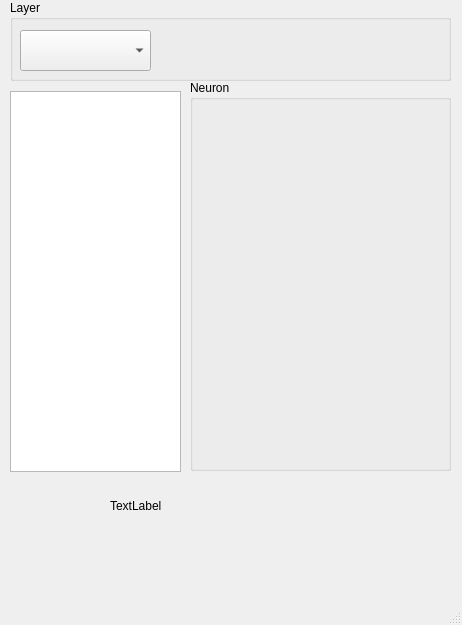
Before: the Qt Designer form ui/NNViewer/nnviewer.ui in jcma86/DeepLearning_Tools, drawn with Qt 5.
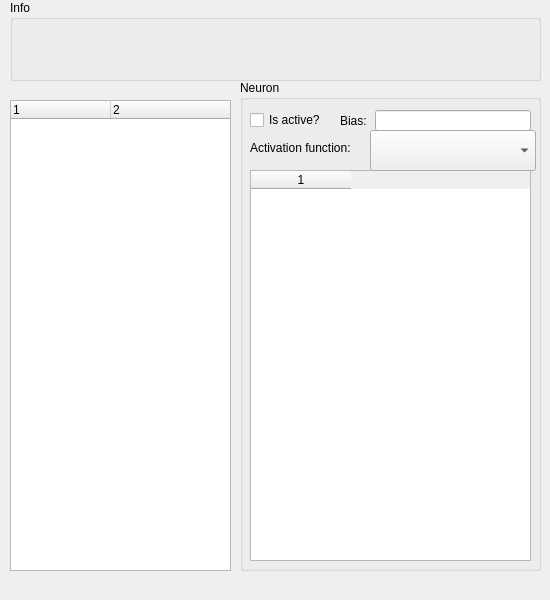
After: the same form once the commit is applied.

```diff
--- a/ui/NNViewer/nnviewer.ui
+++ b/ui/NNViewer/nnviewer.ui
@@ -6,72 +6,168 @@
    <rect>
     <x>0</x>
     <y>0</y>
-    <width>462</width>
-    <height>625</height>
+    <width>550</width>
+    <height>600</height>
    </rect>
   </property>
+  <property name="sizePolicy">
+   <sizepolicy hsizetype="Fixed" vsizetype="Fixed">
+    <horstretch>0</horstretch>
+    <verstretch>0</verstretch>
+   </sizepolicy>
+  </property>
+  <property name="minimumSize">
+   <size>
+    <width>550</width>
+    <height>600</height>
+   </size>
+  </property>
+  <property name="maximumSize">
+   <size>
+    <width>550</width>
+    <height>600</height>
+   </size>
+  </property>
   <property name="windowTitle">
    <string>NNViewer</string>
   </property>
   <widget class="QWidget" name="centralwidget">
-   <widget class="QGroupBox" name="groupBox">
+   <property name="sizePolicy">
+    <sizepolicy hsizetype="Fixed" vsizetype="Fixed">
+     <horstretch>0</horstretch>
+     <verstretch>0</verstretch>
+    </sizepolicy>
+   </property>
+   <widget class="QGroupBox" name="groupNeuron">
     <property name="geometry">
      <rect>
-      <x>190</x>
+      <x>240</x>
       <y>80</y>
-      <width>261</width>
-      <height>391</height>
+      <width>301</width>
+      <height>491</height>
      </rect>
     </property>
     <property name="title">
      <string>Neuron</string>
     </property>
+    <widget class="QTableWidget" name="tableWeights">
+     <property name="geometry">
+      <rect>
+       <x>10</x>
+       <y>90</y>
+       <width>281</width>
+       <height>391</height>
+      </rect>
+     </property>
+     <property name="columnCount">
+      <number>1</number>
+     </property>
+     <column/>
+    </widget>
+    <widget class="QCheckBox" name="chkIsActive">
+     <property name="enabled">
+      <bool>true</bool>
+     </property>
+     <property name="geometry">
+      <rect>
+       <x>10</x>
+       <y>30</y>
+       <width>85</width>
+       <height>20</height>
+      </rect>
+     </property>
+     <property name="text">
+      <string>Is active?</string>
+     </property>
+     <property name="checkable">
+      <bool>true</bool>
+     </property>
+    </widget>
+    <widget class="QComboBox" name="cmbActFx">
+     <property name="geometry">
+      <rect>
+       <x>130</x>
+       <y>50</y>
+       <width>166</width>
+       <height>41</height>
+      </rect>
+     </property>
+    </widget>
+    <widget class="QLabel" name="label">
+     <property name="geometry">
+      <rect>
+       <x>10</x>
+       <y>60</y>
+       <width>121</width>
+       <height>16</height>
+      </rect>
+     </property>
+     <property name="text">
+      <string>Activation function:</string>
+     </property>
+    </widget>
+    <widget class="QLineEdit" name="txtBias">
+     <property name="geometry">
+      <rect>
+       <x>135</x>
+       <y>30</y>
+       <width>156</width>
+       <height>21</height>
+      </rect>
+     </property>
+    </widget>
+    <widget class="QLabel" name="label_2">
+     <property name="geometry">
+      <rect>
+       <x>100</x>
+       <y>30</y>
+       <width>31</width>
+       <height>21</height>
+      </rect>
+     </property>
+     <property name="text">
+      <string>Bias:</string>
+     </property>
+    </widget>
    </widget>
    <widget class="QGroupBox" name="groupBox_2">
     <property name="geometry">
      <rect>
       <x>10</x>
       <y>0</y>
-      <width>441</width>
+      <width>531</width>
       <height>81</height>
      </rect>
     </property>
     <property name="title">
-     <string>Layer</string>
+     <string>Info</string>
     </property>
-    <widget class="QComboBox" name="comboBox">
-     <property name="geometry">
-      <rect>
-       <x>10</x>
-       <y>30</y>
-       <width>131</width>
-       <height>41</height>
-      </rect>
-     </property>
-    </widget>
    </widget>
-   <widget class="QListView" name="listView">
+   <widget class="QTreeWidget" name="treeNN">
     <property name="geometry">
      <rect>
       <x>10</x>
-      <y>91</y>
-      <width>171</width>
-      <height>381</height>
+      <y>100</y>
+      <width>221</width>
+      <height>471</height>
      </rect>
     </property>
-   </widget>
-   <widget class="QLabel" name="lblSomething">
-    <property name="geometry">
-     <rect>
-      <x>110</x>
-      <y>490</y>
-      <width>121</width>
-      <height>31</height>
-     </rect>
+    <property name="indentation">
+     <number>10</number>
     </property>
-    <property name="text">
-     <string>TextLabel</string>
+    <property name="columnCount">
+     <number>2</number>
     </property>
+    <column>
+     <property name="text">
+      <string notr="true">1</string>
+     </property>
+    </column>
+    <column>
+     <property name="text">
+      <string notr="true">2</string>
+     </property>
+    </column>
    </widget>
   </widget>
   <widget class="QMenuBar" name="menubar">
@@ -90,7 +186,6 @@
     <bool>true</bool>
    </property>
   </widget>
-  <widget class="QStatusBar" name="statusbar"/>
  </widget>
  <resources/>
  <connections/>
```
Left out of the diff: 4 changed lines with no effect on the pictures.
